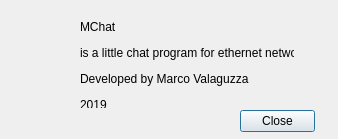
Qt form ui/dialog.ui (MValaguz/Echo) before a commit.
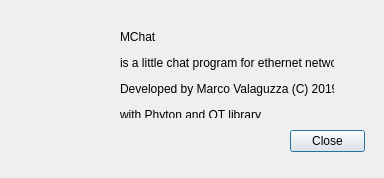
The same form after that commit. Icons and pictures are not drawn.

Patch:
```diff
--- a/ui/dialog.ui
+++ b/ui/dialog.ui
@@ -6,8 +6,8 @@
    <rect>
     <x>0</x>
     <y>0</y>
-    <width>338</width>
-    <height>139</height>
+    <width>384</width>
+    <height>178</height>
    </rect>
   </property>
   <property name="windowTitle">
@@ -16,8 +16,8 @@
   <widget class="QDialogButtonBox" name="buttonBox">
    <property name="geometry">
     <rect>
-     <x>240</x>
-     <y>110</y>
+     <x>290</x>
+     <y>130</y>
      <width>75</width>
      <height>23</height>
     </rect>
@@ -33,9 +33,9 @@
    <property name="geometry">
     <rect>
      <x>10</x>
-     <y>30</y>
-     <width>58</width>
-     <height>60</height>
+     <y>10</y>
+     <width>100</width>
+     <height>118</height>
     </rect>
    </property>
    <property name="text">
@@ -48,14 +48,14 @@
   <widget class="QLabel" name="label_2">
    <property name="geometry">
     <rect>
-     <x>80</x>
-     <y>20</y>
+     <x>120</x>
+     <y>30</y>
      <width>214</width>
      <height>88</height>
     </rect>
    </property>
    <property name="text">
-    <string notr="true">&lt;html&gt;&lt;head/&gt;&lt;body&gt;&lt;p&gt;MChat&lt;/p&gt;&lt;p&gt;is a little chat program for ethernet network.&lt;/p&gt;&lt;p&gt;Developed by Marco Valaguzza &lt;/p&gt;&lt;p&gt;2019&lt;/p&gt;&lt;/body&gt;&lt;/html&gt;</string>
+    <string notr="true">&lt;html&gt;&lt;head/&gt;&lt;body&gt;&lt;p&gt;MChat&lt;/p&gt;&lt;p&gt;is a little chat program for ethernet network.&lt;/p&gt;&lt;p&gt;Developed by Marco Valaguzza (C) 2019&lt;/p&gt;&lt;p&gt;with Phyton and QT library&lt;/p&gt;&lt;/body&gt;&lt;/html&gt;</string>
    </property>
   </widget>
  </widget>
```
Left out of the diff: 2 changed lines with no effect on the pictures.
